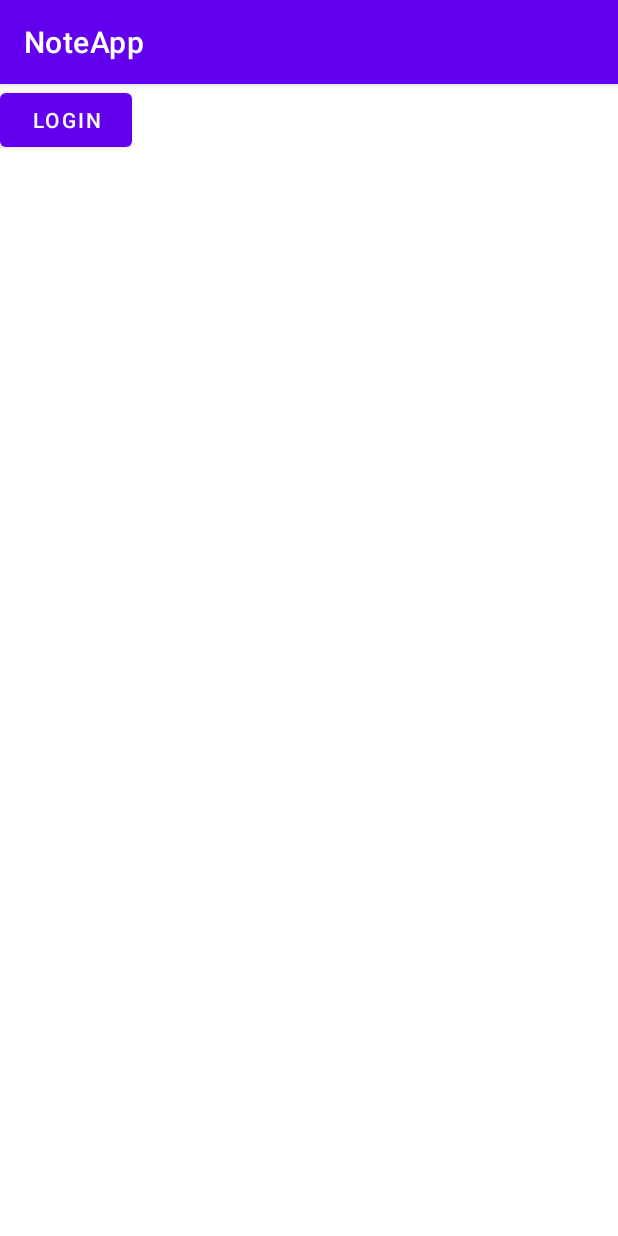
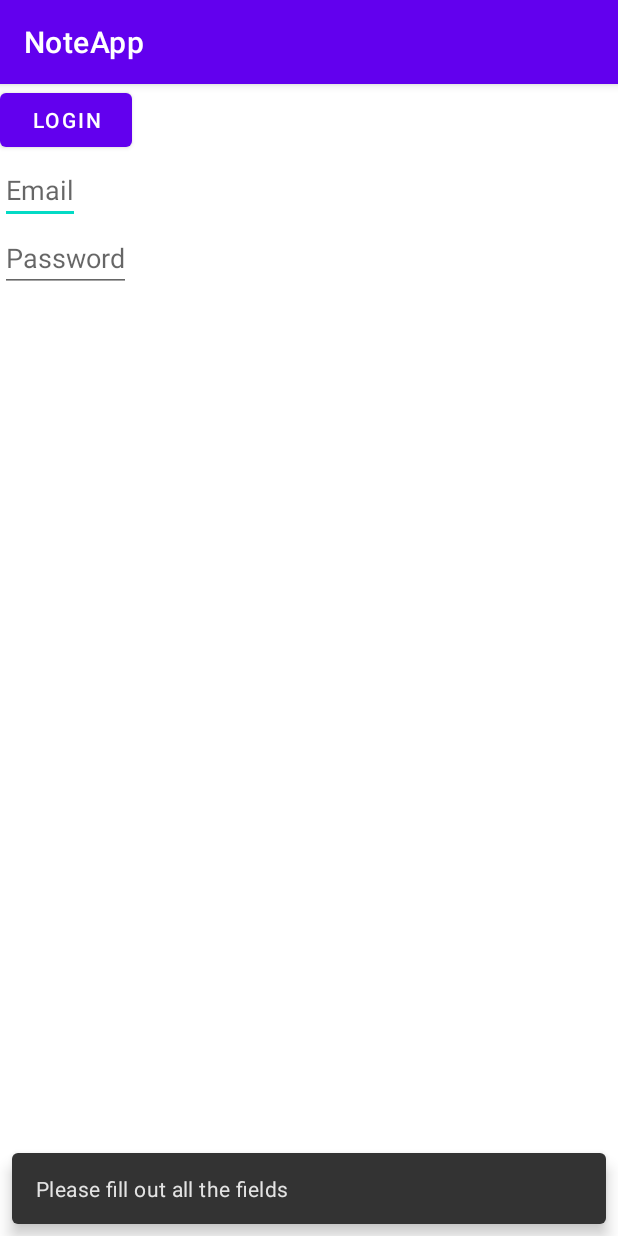
Before and after one commit to Aspannn/Note, an Android app: the screen it shows after launch (MainActivity), after a tap on "LOGIN", on a phone screen of 412 x 824 dp. Run offline under Robolectric (Android 15) with nearby library versions, the phone set to English and light mode, and no system bars; our stand-ins replace Dagger/Hilt's generated code, Room's generated code, Timber; 5 statements that could not run were skipped.

```diff
--- a/app/src/main/java/kz/aspan/noteapp/other/Constants.kt
+++ b/app/src/main/java/kz/aspan/noteapp/other/Constants.kt
@@ -1,4 +1,7 @@
 package kz.aspan.noteapp.other
+
+import androidx.datastore.dataStore
+import androidx.datastore.preferences.core.stringPreferencesKey
 
 object Constants {
     const val USE_LOCALHOST = true
@@ -9,4 +12,7 @@ object Constants {
 
     const val DATABASE_NAME = "notes_db"
 
+    val DATA = stringPreferencesKey("data")
+    val SECURED_DATA = stringPreferencesKey("secured_data")
+
 }
--- /dev/null
+++ b/app/src/main/java/kz/aspan/noteapp/other/datastore/DataStoreUtil.kt
@@ -0,0 +1,77 @@
+package kz.aspan.noteapp.other.datastore
+
+import androidx.datastore.core.DataStore
+import androidx.datastore.preferences.core.MutablePreferences
+import androidx.datastore.preferences.core.Preferences
+import androidx.datastore.preferences.core.edit
+import androidx.datastore.preferences.core.stringPreferencesKey
+import com.google.gson.Gson
+import com.google.gson.reflect.TypeToken
+import kotlinx.coroutines.flow.Flow
+import kotlinx.coroutines.flow.map
+import kz.aspan.noteapp.other.Constants.DATA
+import kz.aspan.noteapp.other.Constants.SECURED_DATA
+import javax.inject.Inject
+
+class DataStoreUtil
+@Inject
+constructor(
+    private val dataStore: DataStore<Preferences>,
+    private val security: SecurityUtil
+) {
+    private val securityKeyAlias = "data-store"
+    private val bytesToStringSeparator = "|"
+
+    fun getData() = dataStore.data
+        .map { preferences ->
+            preferences[DATA].orEmpty()
+        }
+
+    suspend fun setData(value: String) {
+        dataStore.edit {
+            it[DATA] = value
+        }
+    }
+
+    fun getSecuredData() = dataStore.data
+        .secureMap<String> { pref ->
+            pref[SECURED_DATA].orEmpty()
+        }
+
+    suspend fun setSecuredData(value: String) {
+        dataStore.secureEdit(value) { prefs, encryptedValue ->
+            prefs[SECURED_DATA] = encryptedValue
+        }
+    }
+
+    suspend fun hasKey(key: Preferences.Key<*>) = dataStore.edit { it.contains(key) }
+
+    suspend fun clearDataStore() {
+        dataStore.edit {
+            it.clear()
+        }
+    }
+
+    private inline fun <reified T> Flow<Preferences>.secureMap(crossinline fetchValue: (value: Preferences) -> String): Flow<T> {
+        return map {
+            val decryptedValue = security.decryptData(
+                securityKeyAlias,
+                fetchValue(it).split(bytesToStringSeparator).map { str ->
+                    str.toByte()
+                }.toByteArray()
+            )
+            Gson().fromJson(decryptedValue, object : TypeToken<T>() {}.type)
+        }
+    }
+
+
+    private suspend inline fun <reified T> DataStore<Preferences>.secureEdit(
+        value: T,
+        crossinline editStore: (MutablePreferences, String) -> Unit
+    ) {
+        edit {
+            val encryptedValue = security.encryptData(securityKeyAlias, Gson().toJson(value))
+            editStore.invoke(it, encryptedValue.joinToString(bytesToStringSeparator))
+        }
+    }
+}
--- /dev/null
+++ b/app/src/main/java/kz/aspan/noteapp/other/datastore/SecurityUtil.kt
@@ -0,0 +1,57 @@
+package kz.aspan.noteapp.other.datastore
+
+import android.security.keystore.KeyGenParameterSpec
+import android.security.keystore.KeyProperties.*
+import java.security.KeyStore
+import javax.crypto.Cipher
+import javax.crypto.KeyGenerator
+import javax.crypto.SecretKey
+import javax.crypto.spec.GCMParameterSpec
+import javax.inject.Inject
+
+class SecurityUtil
+@Inject
+constructor() {
+    private val provider = "AndroidKeyStore"
+    private val cipher by lazy {
+        Cipher.getInstance("AES/GCM/NoPadding")
+    }
+    private val charset by lazy {
+        charset("UTF-8")
+
+    }
+    private val keyStore by lazy {
+        KeyStore.getInstance(provider).apply {
+            load(null)
+        }
+    }
+    private val keyGenerator by lazy {
+        KeyGenerator.getInstance(KEY_ALGORITHM_AES, provider)
+    }
+
+    fun encryptData(keyAlias: String, text: String): ByteArray {
+        cipher.init(Cipher.ENCRYPT_MODE, generateSecretKey(keyAlias))
+        return cipher.doFinal(text.toByteArray(charset))
+    }
+
+    fun decryptData(keyAlias: String, encryptedData: ByteArray): String {
+        val iv = cipher.iv
+        cipher.init(Cipher.DECRYPT_MODE, getSecretKey(keyAlias), GCMParameterSpec(128, iv))
+        return cipher.doFinal(encryptedData).toString(charset)
+    }
+
+    private fun generateSecretKey(keyAlias: String): SecretKey {
+        return keyGenerator.apply {
+            init(
+                KeyGenParameterSpec
+                    .Builder(keyAlias, PURPOSE_ENCRYPT or PURPOSE_DECRYPT)
+                    .setBlockModes(BLOCK_MODE_GCM)
+                    .setEncryptionPaddings(ENCRYPTION_PADDING_NONE)
+                    .build()
+            )
+        }.generateKey()
+    }
+
+    private fun getSecretKey(keyAlias: String) =
+        (keyStore.getEntry(keyAlias, null) as KeyStore.SecretKeyEntry).secretKey
+}
--- a/app/src/main/java/kz/aspan/noteapp/ui/auth/AuthFragment.kt
+++ b/app/src/main/java/kz/aspan/noteapp/ui/auth/AuthFragment.kt
@@ -1,20 +1,26 @@
 package kz.aspan.noteapp.ui.auth
 
 import android.os.Bundle
-import android.util.Log
 import androidx.fragment.app.Fragment
 import android.view.View
 import androidx.fragment.app.viewModels
 import androidx.lifecycle.lifecycleScope
 import dagger.hilt.android.AndroidEntryPoint
+import kotlinx.coroutines.delay
 import kotlinx.coroutines.flow.collect
+import kotlinx.coroutines.launch
 import kz.aspan.noteapp.R
 import kz.aspan.noteapp.databinding.FragmentAuthBinding
+import kz.aspan.noteapp.other.datastore.DataStoreUtil
 import kz.aspan.noteapp.other.snackbar
 import kz.aspan.noteapp.ui.auth.AuthViewModel.Event.*
+import javax.inject.Inject
 
 @AndroidEntryPoint
 class AuthFragment : Fragment(R.layout.fragment_auth) {
+
+    @Inject
+    lateinit var dataStore: DataStoreUtil
 
     private var _binding: FragmentAuthBinding? = null
     private val binding: FragmentAuthBinding
@@ -26,7 +32,21 @@ class AuthFragment : Fragment(R.layout.fragment_auth) {
         super.onViewCreated(view, savedInstanceState)
         _binding = FragmentAuthBinding.bind(view)
 
-        binding.btnLogin.setOnClickListener {
+
+        lifecycleScope.launchWhenStarted {
+//            dataStore.setData("setData")
+//            dataStore.setSecuredData("setSecuredData")
+            dataStore.getSecuredData().collect {
+                binding.btnLogin.text = it
+            }
+////
+////
+////            delay(6000L)
+//
+////            dataStore.getData().collect {
+////                binding.btnLogin.text = it
+////            }
+////            delay(6000L)
 
         }
 
@@ -48,20 +68,21 @@ class AuthFragment : Fragment(R.layout.fragment_auth) {
                 }
                 is RegisterErrorEvent -> {
                     binding.etProgress.visibility = View.GONE
-                    binding.etProgress.text = event.error
                     snackbar(event.error)
                 }
-                is InputEmptyError -> {
+                is ErrorInputEmpty -> {
                     binding.etProgress.visibility = View.GONE
-                    snackbar(getString(R.string.empty_field))
+                    snackbar(getString(R.string.error_input_empty))
                 }
                 is PasswordsDoNotMatch -> {
                     binding.etProgress.visibility = View.GONE
                     snackbar(getString(R.string.passwords_do_not_match))
                 }
+                is NotAValidEmail -> {
+                    snackbar(R.string.error_not_a_valid_email)
+                }
                 is RegisterEvent -> {
-                    binding.etProgress.text = event.message
-                    binding.etProgress.visibility = View.VISIBLE
+                    snackbar(R.string.success_registration)
                 }
             }
         }
--- a/app/src/main/java/kz/aspan/noteapp/ui/auth/AuthViewModel.kt
+++ b/app/src/main/java/kz/aspan/noteapp/ui/auth/AuthViewModel.kt
@@ -1,5 +1,6 @@
 package kz.aspan.noteapp.ui.auth
 
+import android.util.Patterns
 import androidx.lifecycle.ViewModel
 import androidx.lifecycle.viewModelScope
 import dagger.hilt.android.lifecycle.HiltViewModel
@@ -19,8 +20,9 @@ class AuthViewModel @Inject constructor(
 
     sealed class Event {
         object RegisterLoadingEvent : Event()
-        object InputEmptyError : Event()
+        object ErrorInputEmpty : Event()
         object PasswordsDoNotMatch : Event()
+        object NotAValidEmail : Event()
 
         data class RegisterEvent(val message: String) : Event()
         data class RegisterErrorEvent(val error: String) : Event()
@@ -38,10 +40,13 @@ class AuthViewModel @Inject constructor(
 
             when {
                 (trimmedEmail.isEmpty() || trimmedPassword.isEmpty() || trimmedRepeatPassword.isEmpty()) -> {
-                    _registerStatus.emit(Event.InputEmptyError)
+                    _registerStatus.emit(Event.ErrorInputEmpty)
                 }
                 trimmedPassword != trimmedRepeatPassword -> {
                     _registerStatus.emit(Event.PasswordsDoNotMatch)
+                }
+                !Patterns.EMAIL_ADDRESS.matcher(trimmedEmail).matches() -> {
+                    _registerStatus.emit(Event.NotAValidEmail)
                 }
                 else -> {
                     val result = repository.register(trimmedEmail, trimmedPassword)
--- a/app/src/main/res/layout/fragment_auth.xml
+++ b/app/src/main/res/layout/fragment_auth.xml
@@ -15,4 +15,30 @@
         app:layout_constraintStart_toStartOf="parent"
         app:layout_constraintTop_toTopOf="parent" />
 
+    <EditText
+        android:id="@+id/etEmail"
+        android:layout_width="wrap_content"
+        android:layout_height="wrap_content"
+        android:hint="Email"
+        app:layout_constraintStart_toStartOf="parent"
+        app:layout_constraintTop_toBottomOf="@+id/btnLogin" />
+
+    <EditText
+        android:id="@+id/etPassword"
+        android:layout_width="wrap_content"
+        android:layout_height="wrap_content"
+        android:hint="Password"
+        app:layout_constraintStart_toStartOf="parent"
+        app:layout_constraintTop_toBottomOf="@+id/etEmail" />
+
+    <TextView
+        android:id="@+id/etProgress"
+        android:layout_width="wrap_content"
+        android:layout_height="wrap_content"
+        android:text="Progress"
+        android:visibility="gone"
+        app:layout_constraintStart_toStartOf="parent"
+        app:layout_constraintTop_toBottomOf="@+id/etPassword" />
+
+
 </androidx.constraintlayout.widget.ConstraintLayout>
--- a/app/src/main/res/values/strings.xml
+++ b/app/src/main/res/values/strings.xml
@@ -8,5 +8,7 @@
     <string name="check_internet_connection">Couldn\'t reach server. Check your internet connection.</string>
     <string name="error_unknown">Unknown Error</string>
     <string name="passwords_do_not_match">The passwords do not match</string>
-    <string name="empty_field">Please fill out all the fields</string>
+    <string name="error_input_empty">Please fill out all the fields</string>
+    <string name="error_not_a_valid_email">Please enter a valid E-Mail</string>
+    <string name="success_registration">Successfully registered account</string>
 </resources>
```
Also changed, not shown: app/src/main/java/kz/aspan/noteapp/di/AppModule.kt (+9 -0 lines).
